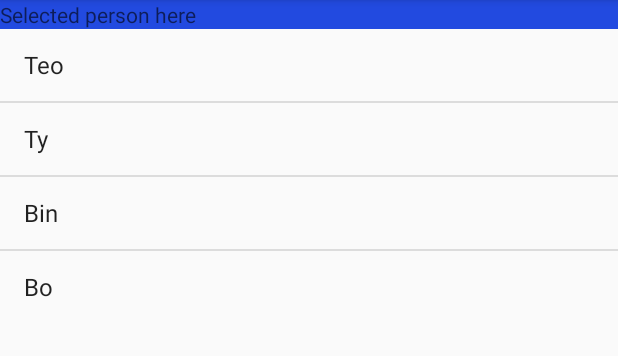
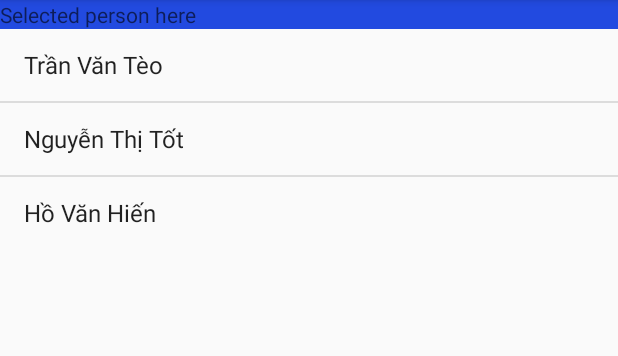
Before and after one commit to giangtnm/mobile_application_development, an Android app: the screen it shows after launch (MainActivity), on a phone screen of 412 x 824 dp, the part 84-440 px from its top. Run offline under Robolectric (Android 15) with nearby library versions, the phone set to English and light mode, and no system bars.

Commit message:
ListView with data in xml

```diff
--- a/lab02_1/app/src/main/java/vn/edu/uit/giangtnm/lab02_1/MainActivity.java
+++ b/lab02_1/app/src/main/java/vn/edu/uit/giangtnm/lab02_1/MainActivity.java
@@ -16,7 +16,10 @@ public class MainActivity extends AppCompatActivity {
         setContentView(R.layout.activity_main);
 
         // Create data for arr[] (data source)
-        final String arr[] = {"Teo", "Ty", "Bin", "Bo"};
+        // Data in code java
+//        final String arr[] = {"Teo", "Ty", "Bin", "Bo"};
+        // Data in xml
+        final String arr[] = getResources().getStringArray(R.array.names);
 
         // Get ListView object based on id
         ListView lvPerson = (ListView) findViewById(R.id.lv_person);
@@ -34,7 +37,7 @@ public class MainActivity extends AppCompatActivity {
         lvPerson.setOnItemClickListener(new AdapterView.OnItemClickListener() {
             @Override
             public void onItemClick(AdapterView<?> adapterView, View view, int i, long l) {
-                // i is the position of element in
+                // i is the position of element in arr
                 tvSelection.setText("position:" + i + " ; value = " + arr[i]);
             }
         });
--- /dev/null
+++ b/lab02_1/app/src/main/res/values/names.xml
@@ -0,0 +1,8 @@
+<?xml version="1.0" encoding="utf-8"?>
+<resources>
+    <string-array name="names">
+        <item>Trần Văn Tèo</item>
+        <item>Nguyễn Thị Tốt</item>
+        <item>Hồ Văn Hiến</item>
+    </string-array>
+</resources>
```
